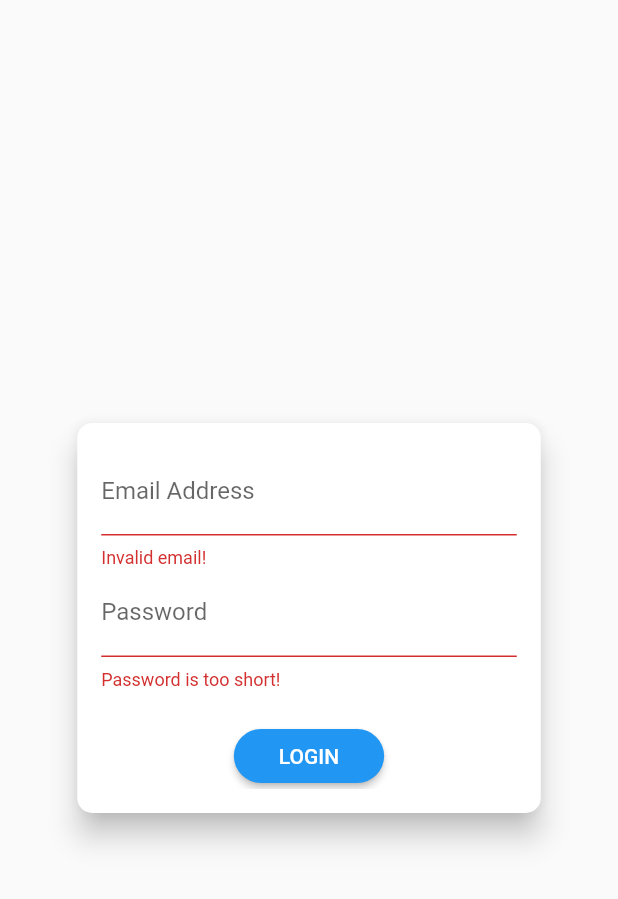
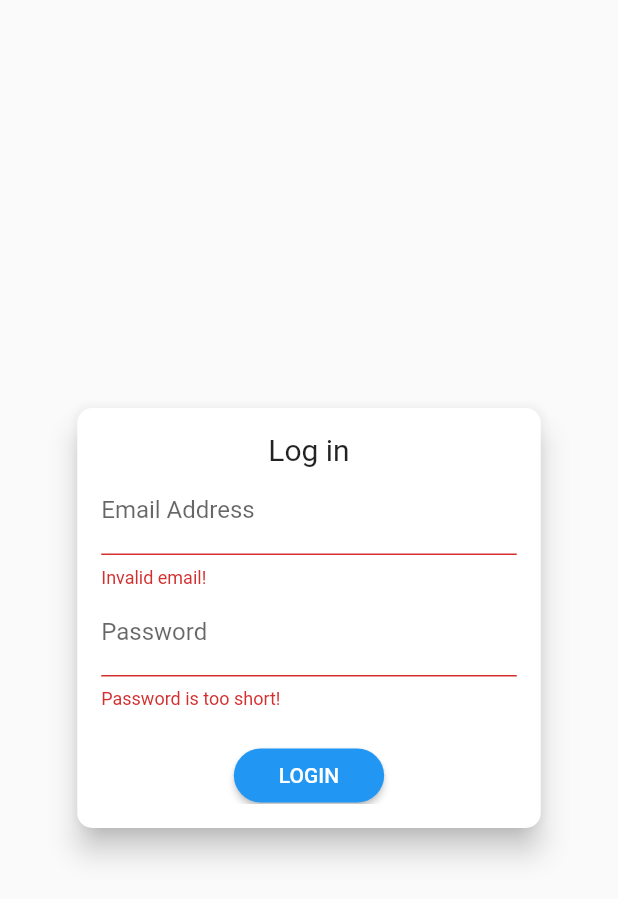
Before and after one commit to Iskanda4/shopapp_flutter, a Flutter app: the screen it shows after launch, after a tap on "LOGIN", on a phone screen of 412 x 824 dp. Shown: the top 899 px of the screen. Run offline on Flutter 3.47's test engine with Material 2 defaults, Android fonts, the phone set to English and light mode, and no system bars; our stand-ins replace shared_preferences; network calls fail.

```diff
--- a/lib/main.dart
+++ b/lib/main.dart
@@ -40,9 +40,7 @@ class MyApp extends StatelessWidget {
                     future: auth.tryAutoLogin(),
                     builder: (ctx, snapshot) =>
                         snapshot.connectionState == ConnectionState.waiting
-                            ? Center(
-                                child: CircularProgressIndicator(),
-                              )
+                            ? SplashScreen()
                             : AuthScreen()),
             routes: {
               ProductDetails.routeName: (ctx) => ProductDetails(),
--- a/lib/providers/auth.dart
+++ b/lib/providers/auth.dart
@@ -25,9 +25,7 @@ class Auth with ChangeNotifier {
     return null;
   }
 
-  String get userId {
-    return _userId;
-  }
+  String get userId => _userId;
 
   Future<void> authenticate(
       String email, String password, String urlSegment) async {
@@ -80,21 +78,24 @@ class Auth with ChangeNotifier {
       return false;
     }
     final extractedData =
-        await json.decode(prefs.getString('userData')) as Map<String, Object>;
+        json.decode(prefs.getString('userData')) as Map<String, Object>;
+
     final expiryDate = DateTime.parse(extractedData['expiryDate']);
     if (expiryDate.isAfter(DateTime.now())) {
       _token = extractedData['token'];
+
       _userId = extractedData['userId'];
-      _expiryDate = extractedData['expiryDate'];
+
+      _expiryDate = DateTime.parse(extractedData['expiryDate']);
+
       notifyListeners();
       autoLogout();
       return true;
-    } else {
-      return false;
     }
+    return false;
   }
 
-  void logout() {
+  void logout() async {
     _userId = null;
     _token = null;
     _expiryDate = null;
@@ -102,6 +103,8 @@ class Auth with ChangeNotifier {
       authTimer.cancel();
     }
     notifyListeners();
+    final prefs = await SharedPreferences.getInstance();
+    prefs.remove('userData');
   }
 
   void autoLogout() {
--- a/lib/screens/auth_screen.dart
+++ b/lib/screens/auth_screen.dart
@@ -24,6 +24,19 @@ class AuthScreen extends StatelessWidget {
                 mainAxisAlignment: MainAxisAlignment.center,
                 crossAxisAlignment: CrossAxisAlignment.center,
                 children: <Widget>[
+                  // Row(
+                  //   children: [
+                  //     Container(
+                  //         margin: EdgeInsets.only(left: 50, bottom: 30),
+                  //         child: Text(
+                  //           'Log in!',
+                  //           style: TextStyle(
+                  //               fontSize: 25,
+                  //               fontWeight: FontWeight.bold,
+                  //               color: Colors.lightBlueAccent),
+                  //         )),
+                  //   ],
+                  // ),
                   Flexible(
                     flex: deviceSize.width > 600 ? 2 : 1,
                     child: AuthCard(),
@@ -47,7 +60,8 @@ class AuthCard extends StatefulWidget {
   _AuthCardState createState() => _AuthCardState();
 }
 
-class _AuthCardState extends State<AuthCard> {
+class _AuthCardState extends State<AuthCard>
+    with SingleTickerProviderStateMixin {
   final GlobalKey<FormState> _formKey = GlobalKey();
   AuthMode _authMode = AuthMode.Login;
   Map<String, String> _authData = {
@@ -56,6 +70,29 @@ class _AuthCardState extends State<AuthCard> {
   };
   var _isLoading = false;
   final _passwordController = TextEditingController();
+  AnimationController controller;
+  Animation<Offset> slideAnimation;
+  Animation<double> opacityAnimation;
+
+  @override
+  void initState() {
+    controller = new AnimationController(
+        vsync: this, duration: Duration(milliseconds: 300));
+    slideAnimation = Tween<Offset>(begin: Offset(0, -1.5), end: Offset(0, 0))
+        .animate(CurvedAnimation(parent: controller, curve: Curves.linear));
+    opacityAnimation = Tween(begin: 0.0, end: 1.0)
+        .animate(CurvedAnimation(parent: controller, curve: Curves.easeIn));
+    // heightAnimation.addListener(() {
+    //   setState(() {});
+    // });
+    super.initState();
+  }
+
+  @override
+  void dispose() {
+    controller.dispose();
+    super.dispose();
+  }
 
   void showErrorDialog(String message) {
     showDialog(
@@ -113,10 +150,12 @@ class _AuthCardState extends State<AuthCard> {
       setState(() {
         _authMode = AuthMode.Signup;
       });
+      controller.forward();
     } else {
       setState(() {
         _authMode = AuthMode.Login;
       });
+      controller.reverse();
     }
   }
 
@@ -128,8 +167,11 @@ class _AuthCardState extends State<AuthCard> {
         borderRadius: BorderRadius.circular(10.0),
       ),
       elevation: 8.0,
-      child: Container(
-        height: _authMode == AuthMode.Signup ? 320 : 260,
+      child: AnimatedContainer(
+        duration: Duration(milliseconds: 300),
+        curve: Curves.easeIn,
+        height: _authMode == AuthMode.Signup ? 340 : 280,
+        // height: heightAnimation.value.height,
         constraints:
             BoxConstraints(minHeight: _authMode == AuthMode.Signup ? 320 : 260),
         width: deviceSize.width * 0.75,
@@ -139,6 +181,7 @@ class _AuthCardState extends State<AuthCard> {
           child: SingleChildScrollView(
             child: Column(
               children: <Widget>[
+                Text('Log in', style: TextStyle(fontSize: 20)),
                 TextFormField(
                   decoration: InputDecoration(labelText: 'Email Address'),
                   keyboardType: TextInputType.emailAddress,
@@ -156,6 +199,9 @@ class _AuthCardState extends State<AuthCard> {
                   decoration: InputDecoration(labelText: 'Password'),
                   obscureText: true,
                   controller: _passwordController,
+                  onFieldSubmitted: (_) {
+                    _submit();
+                  },
                   validator: (value) {
                     if (value.isEmpty || value.length < 5) {
                       return 'Password is too short!';
@@ -167,11 +213,24 @@ class _AuthCardState extends State<AuthCard> {
                     _authData['password'] = value;
                   },
                 ),
-                if (_authMode == AuthMode.Signup)
-                  TextFormField(
+                AnimatedContainer(
+                  constraints: BoxConstraints(
+                      minHeight: _authMode == AuthMode.Signup ? 60 : 0,
+                      maxHeight: _authMode == AuthMode.Signup ? 120 : 0),
+                  duration: Duration(milliseconds: 300),
+                  curve: Curves.easeIn,
+                  child: FadeTransition(
+                    opacity: opacityAnimation,
+                    child: SlideTransition(
+                      position: slideAnimation,
+                      child: TextFormField(
                         enabled: _authMode == AuthMode.Signup,
-                    decoration: InputDecoration(labelText: 'Confirm Password'),
+                        decoration:
+                            InputDecoration(labelText: 'Confirm Password'),
                         obscureText: true,
+                        onFieldSubmitted: (_) {
+                          _submit();
+                        },
                         validator: _authMode == AuthMode.Signup
                             ? (value) {
                                 if (value != _passwordController.text) {
@@ -181,6 +240,9 @@ class _AuthCardState extends State<AuthCard> {
                                 }
                               }
                             : null,
+                      ),
+                    ),
+                  ),
                 ),
                 SizedBox(
                   height: 20,
```
Also changed, not shown: pubspec.lock. Lines whose indentation alone changed are shown as unchanged.
